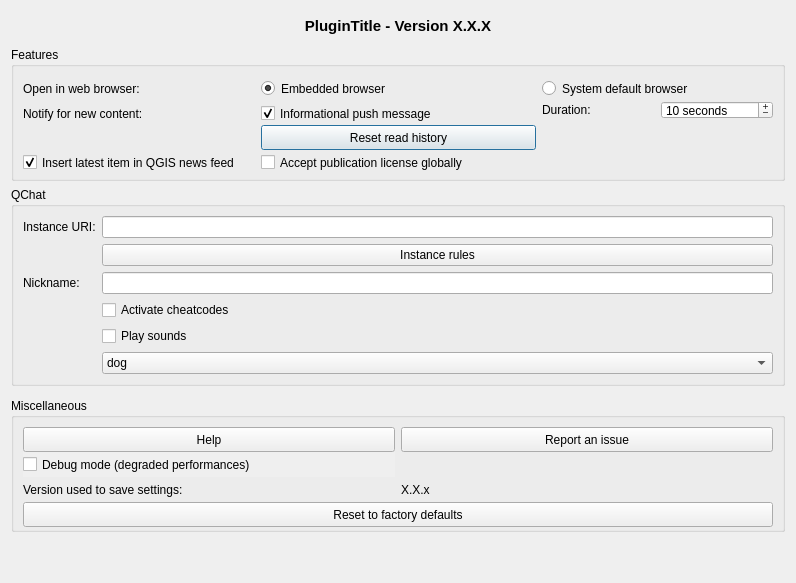
Old version of the form qtribu/gui/dlg_settings.ui in the repository geotribu/qtribu.
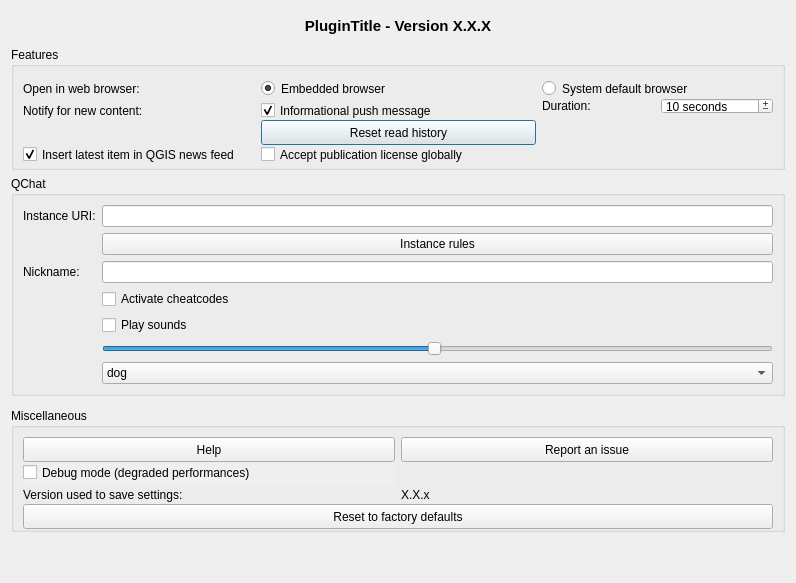
New version of the form. Icons and pictures are not drawn. Custom widgets are drawn as their Qt base class.

Commit message: edit sound volume in plugin settings

The edit to the form file:
```diff
--- a/qtribu/gui/dlg_settings.ui
+++ b/qtribu/gui/dlg_settings.ui
@@ -347,7 +347,7 @@
         </property>
        </widget>
       </item>
-      <item row="8" column="1">
+      <item row="9" column="1">
        <widget class="QComboBox" name="cbb_ring_tone">
         <item>
          <property name="text">
@@ -361,6 +361,22 @@
         </item>
        </widget>
       </item>
+      <item row="8" column="1">
+       <widget class="QSlider" name="hsl_sound_volume">
+        <property name="minimum">
+         <number>1</number>
+        </property>
+        <property name="maximum">
+         <number>100</number>
+        </property>
+        <property name="value">
+         <number>50</number>
+        </property>
+        <property name="orientation">
+         <enum>Qt::Horizontal</enum>
+        </property>
+       </widget>
+      </item>
      </layout>
     </widget>
    </item>
```
The commit also changes 4 other files.
